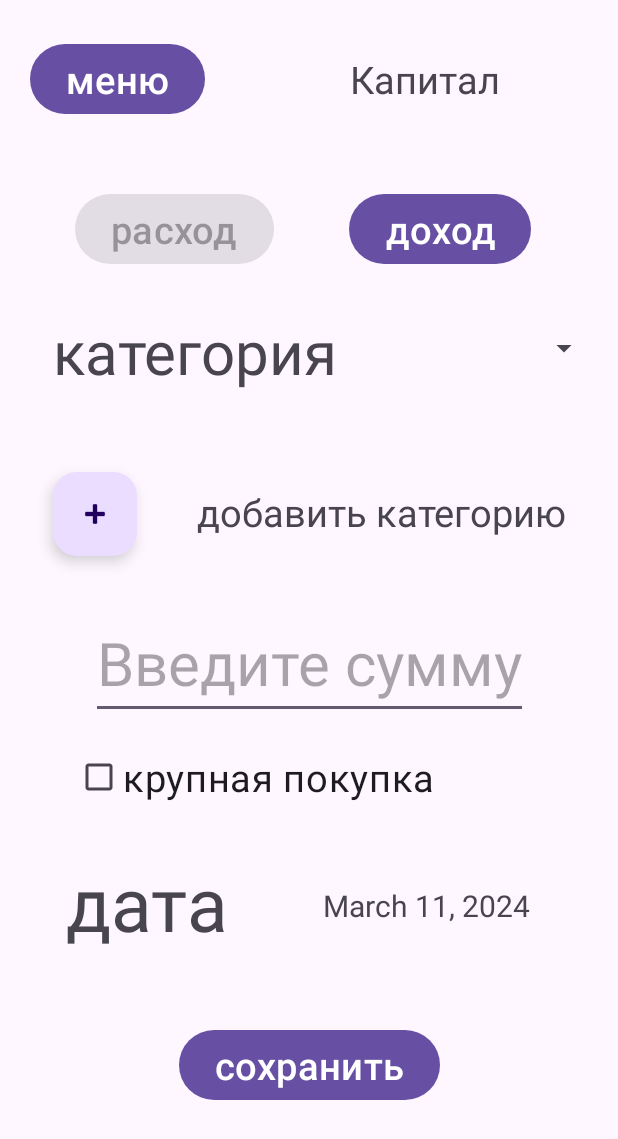
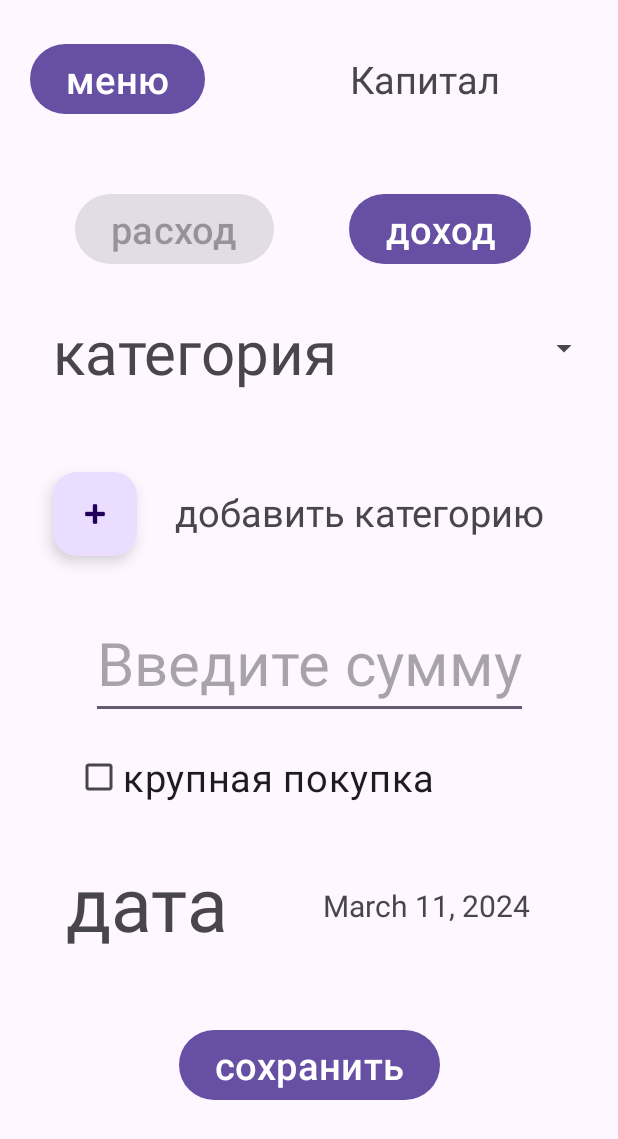
Before and after one commit to sanai1/financial_application, an Android app: the screen it shows after launch (MainActivity), on a phone screen of 412 x 824 dp. Shown: the top 1139 px of the screen. Run offline under Robolectric (Android 15) with nearby library versions, the phone set to English and light mode, and no system bars.

Commit message:
update functional v2

```diff
--- a/app/src/main/java/com/example/financial_application/HistoryState.java
+++ b/app/src/main/java/com/example/financial_application/HistoryState.java
@@ -10,7 +10,11 @@ public class HistoryState {
 
     public HistoryState(String date, String name, String summa, int is_expense, int is_big_purchase) {
         this.date = date;
-        this.name = name;
+        if (name.length() > 10) {
+            this.name = name.substring(0, 9) + "...";
+        } else {
+            this.name = name;
+        }
         this.summa = summa;
         this.is_expense = is_expense;
         this.is_big_purchase = is_big_purchase;
--- a/app/src/main/res/layout/activity_main.xml
+++ b/app/src/main/res/layout/activity_main.xml
@@ -77,7 +77,7 @@
             android:id="@+id/textView3"
             android:layout_width="wrap_content"
             android:layout_height="wrap_content"
-            android:layout_marginStart="40dp"
+            android:layout_marginStart="25dp"
             android:layout_marginBottom="45dp"
             android:text="добавить категорию"
             android:textSize="25dp"
```
